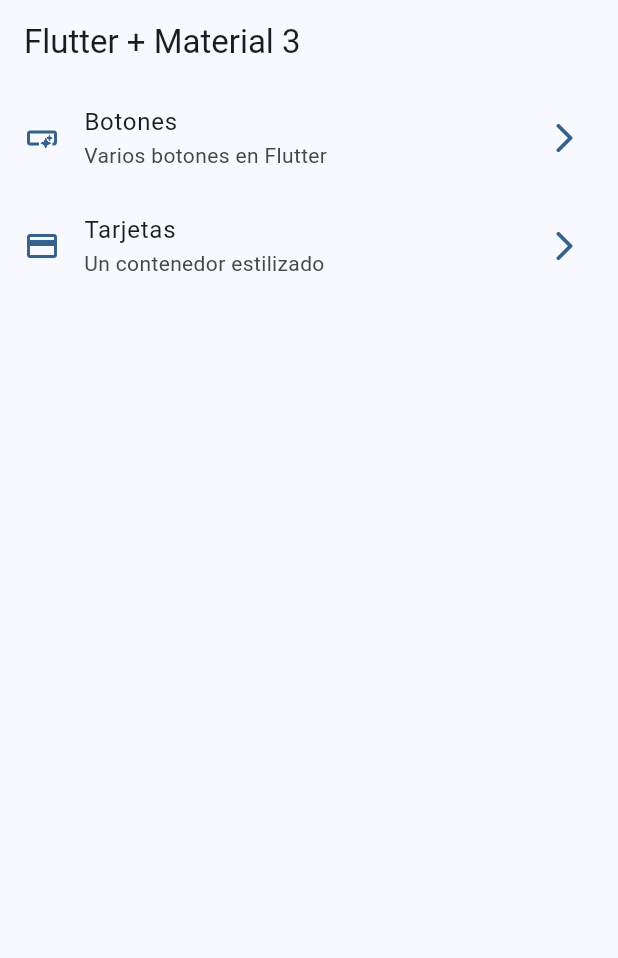
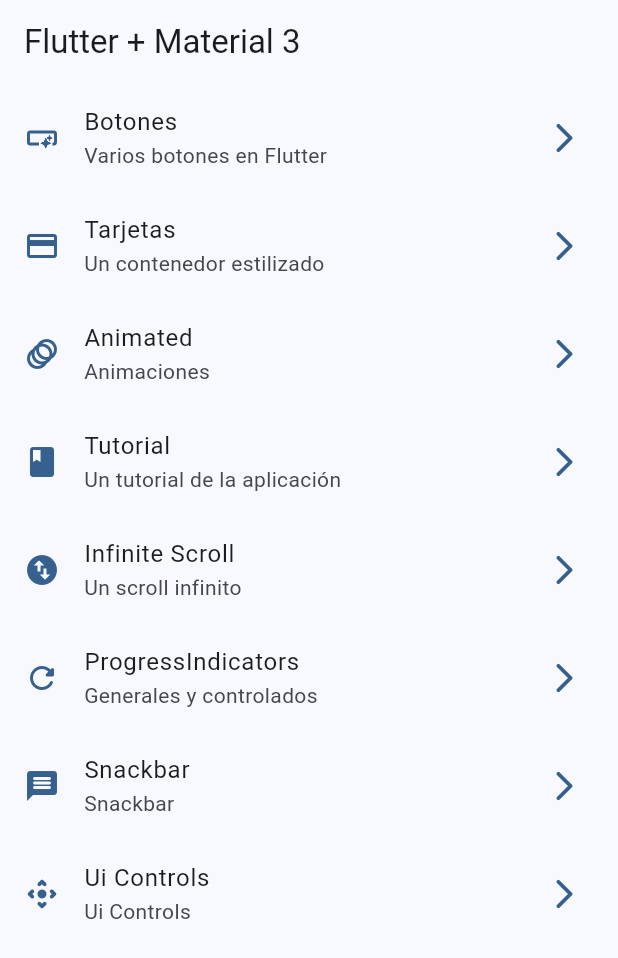
Before and after one commit to MMJimenez/Widget_App, a Flutter app: the screen it shows after launch, on a phone screen of 412 x 824 dp. Shown: the top 958 px of the screen. Run offline on Flutter 3.47's test engine with Material 3 defaults, Android fonts, the phone set to English and light mode, and no system bars; our stand-ins replace go_router.

Commit message:
progress indicator finished

```diff
--- a/lib/config/menu/menu_item.dart
+++ b/lib/config/menu/menu_item.dart
@@ -1,5 +1,4 @@
 import 'package:flutter/material.dart';
-import 'package:widgets_app/config/nav_helper.dart';
 import 'package:widgets_app/presentation/screens/screens.dart';
 
 class MenuItem {
@@ -7,14 +6,12 @@ class MenuItem {
   final String subTitle;
   final String link;
   final IconData icon;
-  final ScreenReferences refNavigation;
 
   const MenuItem({
     required this.title,
     required this.subTitle,
     required this.link,
     required this.icon,
-    required this.refNavigation
   });
 }
 
@@ -24,15 +21,47 @@ const appMenuItems = <MenuItem> [
     subTitle: 'Varios botones en Flutter',
     link: ButtonsScreen.name,
     icon: Icons.smart_button_outlined,
-    refNavigation: ScreenReferences.buttons
   ),
-
   MenuItem(
     title: 'Tarjetas',
     subTitle: 'Un contenedor estilizado',
     link: CardsScreen.name,
-    icon: Icons.credit_card,
-    refNavigation: ScreenReferences.cards
+    icon: Icons.credit_card_outlined,
   ),
-
+  MenuItem(
+    title: 'Animated',
+    subTitle: 'Animaciones',
+    link: AnimatedScreen.name,
+    icon: Icons.animation,
+  ),
+  MenuItem(
+    title: 'Tutorial',
+    subTitle: 'Un tutorial de la aplicación',
+    link: AppTutorialScreen.name,
+    icon: Icons.book_rounded,
+  ),
+  MenuItem(
+    title: 'Infinite Scroll',
+    subTitle: 'Un scroll infinito',
+    link: InfiniteScrollScreen.name,
+    icon: Icons.swap_vertical_circle_rounded,
+  ),
+  MenuItem(
+    title: 'ProgressIndicators',
+    subTitle: 'Generales y controlados',
+    link: ProgressScreen.name,
+    icon: Icons.refresh_rounded,
+  ),
+  MenuItem(
+    title: 'Snackbar',
+    subTitle: 'Snackbar',
+    link: SnackbarScreen.name,
+    icon: Icons.message_rounded,
+  ),
+  MenuItem(
+    title: 'Ui Controls',
+    subTitle: 'Ui Controls',
+    link: UiControlsScreen.name,
+    icon: Icons.control_camera_rounded,
+  ),
 ];
--- a/lib/config/router/app_router.dart
+++ b/lib/config/router/app_router.dart
@@ -21,5 +21,35 @@ final appRouter = GoRouter(
       path: '/cards',
       builder: (context, state) => CardsScreen(),
     ),
+    GoRoute(
+      name: AnimatedScreen.name,
+      path: '/animated',
+      builder: (context, state) => AnimatedScreen(),
+    ),
+    GoRoute(
+      name: AppTutorialScreen.name,
+      path: '/app_tutorial',
+      builder: (context, state) => AppTutorialScreen(),
+    ),
+    GoRoute(
+      name: InfiniteScrollScreen.name,
+      path: '/infinite_scroll',
+      builder: (context, state) => InfiniteScrollScreen(),
+    ),
+    GoRoute(
+      name: ProgressScreen.name,
+      path: '/progress',
+      builder: (context, state) => ProgressScreen(),
+    ),
+    GoRoute(
+      name: SnackbarScreen.name,
+      path: '/snackbar',
+      builder: (context, state) => SnackbarScreen(),
+    ),
+    GoRoute(
+      name: UiControlsScreen.name,
+      path: '/ui_controls',
+      builder: (context, state) => UiControlsScreen(),
+    ),
   ],
 );
```
Also changed, not shown: lib/presentation/screens/animated/animated_screen.dart (added, +18 -0 lines), lib/presentation/screens/app_tutorial/app_tutorial_screen.dart (added, +13 -0 lines), lib/presentation/screens/infinite_scroll/infinite_scroll_screen.dart (added, +13 -0 lines), lib/presentation/screens/progress/progress_screen.dart (added, +72 -0 lines), lib/presentation/screens/snackbar/snackbar_screen.dart (added, +13 -0 lines), lib/presentation/screens/ui_controls/ui_controls_screen.dart (added, +13 -0 lines).
